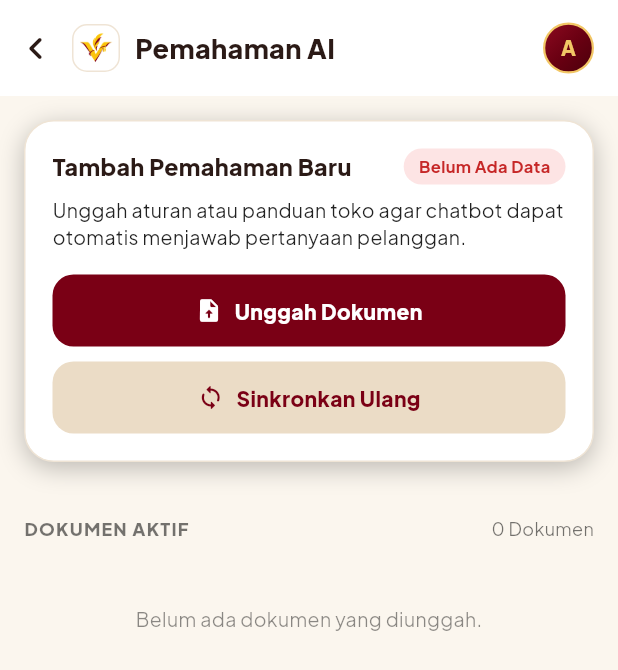
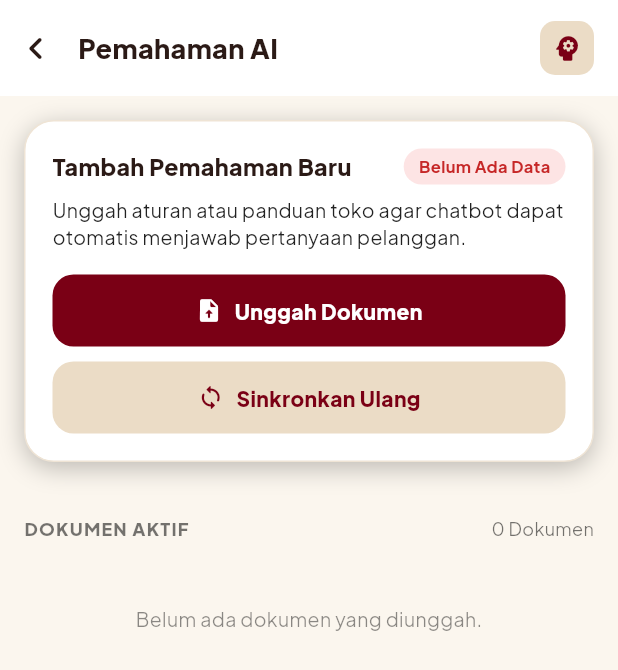
Before and after one commit to mimthokwes/vieguard-app, a Flutter app: the AiKnowledgeScreen screen opened directly, on a phone screen of 412 x 824 dp. Shown: the top 670 px of the screen. Run offline on Flutter 3.47's test engine with Material 3 defaults, Android fonts, the phone set to English and light mode, and no system bars; our stand-ins replace dio, file_picker, flutter_dotenv, flutter_secure_storage, google_fonts, google_sign_in and 4 more; missing offline and left inert: excel; accounts and stored records are empty; network calls fail.

Commit message:
fix(ui): replace profile avatar in header with psychology/gear icon

```diff
--- a/lib/screens/akun/ai_knowledge_screen.dart
+++ b/lib/screens/akun/ai_knowledge_screen.dart
@@ -158,7 +158,55 @@ class _AiKnowledgeScreenState extends State<AiKnowledgeScreen> {
 
     return Scaffold(
       backgroundColor: AppColors.background,
-      appBar: const VgBackBar(title: 'Pemahaman AI'),
+      appBar: PreferredSize(
+        preferredSize: const Size.fromHeight(64),
+        child: Container(
+          color: AppColors.surface,
+          child: SafeArea(
+            bottom: false,
+            child: SizedBox(
+              height: 64,
+              child: Row(
+                children: [
+                  IconButton(
+                    icon: const Icon(Icons.chevron_left_rounded, size: 30, color: AppColors.textPrimary),
+                    onPressed: () => Navigator.maybePop(context),
+                  ),
+                  const SizedBox(width: 4),
+                  const Expanded(
+                    child: Text(
+                      'Pemahaman AI',
+                      maxLines: 1,
+                      overflow: TextOverflow.ellipsis,
+                      style: TextStyle(
+                        fontSize: 18,
+                        fontWeight: FontWeight.w800,
+                        color: AppColors.textPrimary,
+                      ),
+                    ),
+                  ),
+                  Padding(
+                    padding: const EdgeInsets.only(right: 16),
+                    child: Container(
+                      width: 36,
+                      height: 36,
+                      decoration: BoxDecoration(
+                        color: AppColors.beige,
+                        borderRadius: BorderRadius.circular(10),
+                      ),
+                      child: const Icon(
+                        Icons.psychology_rounded,
+                        color: AppColors.primary,
+                        size: 22,
+                      ),
+                    ),
+                  ),
+                ],
+              ),
+            ),
+          ),
+        ),
+      ),
       body: _loading
           ? const Center(child: CircularProgressIndicator())
           : RefreshIndicator(
```
